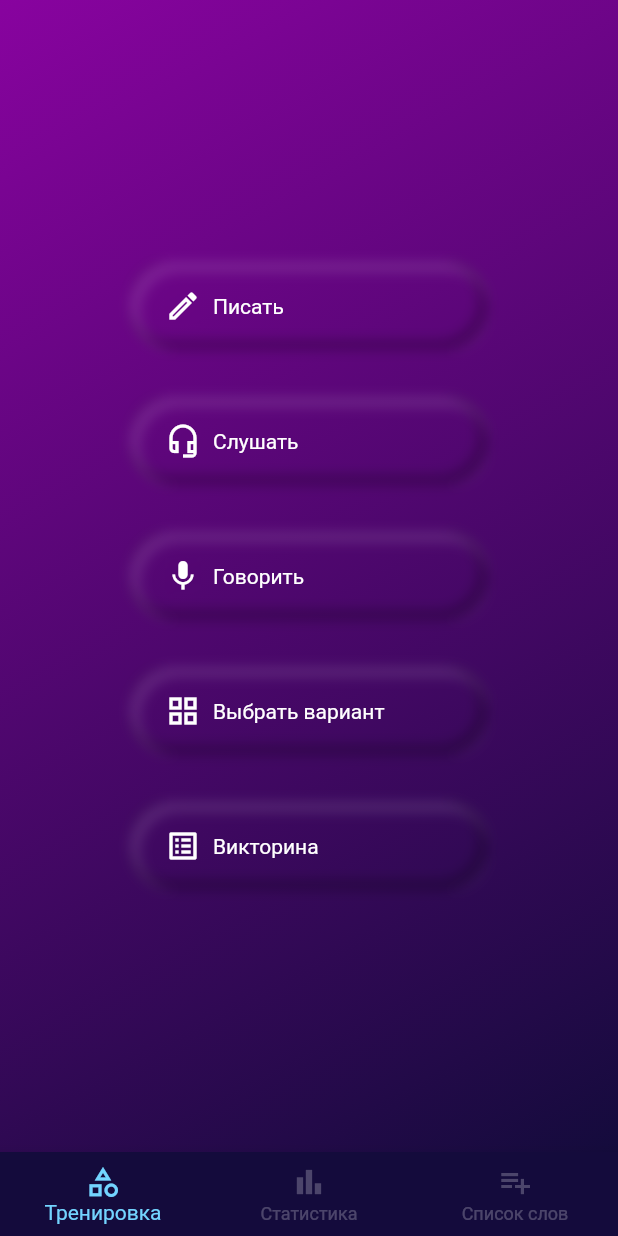
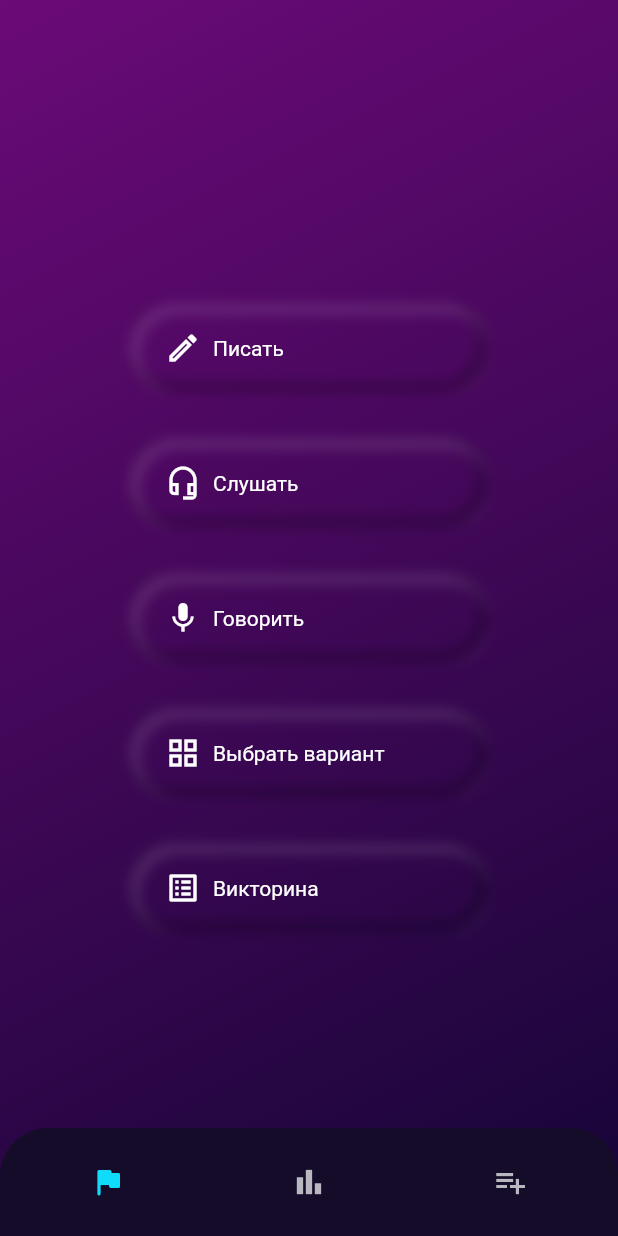
Before and after one commit to dm-uporov/worderful, a Flutter app: the screen it shows after launch, on a phone screen of 412 x 824 dp. Run offline on Flutter 3.47's test engine with Material 2 defaults, Android fonts, the phone set to English and light mode, and no system bars; our stand-ins replace hive, hive_flutter; accounts and stored records are empty; generated files the repository leaves out were written again.

Commit message:
colors, WIP: custom navbar - titles.

```diff
--- a/lib/main.dart
+++ b/lib/main.dart
@@ -1,7 +1,9 @@
 import 'package:flutter/material.dart';
+import 'package:flutter/services.dart';
 import 'package:hive/hive.dart';
 import 'package:hive_flutter/hive_flutter.dart';
 import 'package:words_remember/business/WordsRepository.dart';
+import 'package:words_remember/resources/colors.dart';
 import 'package:words_remember/screen/home/home.dart';
 import 'package:words_remember/screen/training/writing.dart';
 
@@ -12,6 +14,14 @@ void main() async {
   Hive.registerAdapter(WordAdapter());
   await Hive.openBox<Word>(WordsRepository.REPO_NAME);
   await WordsRepository.preinitWords();
+
+  SystemChrome.setSystemUIOverlayStyle(SystemUiOverlayStyle(
+    systemNavigationBarColor: cycleBlueDark,
+    systemNavigationBarIconBrightness: Brightness.light,
+    statusBarColor: Colors.white.withOpacity(0.05),
+    statusBarIconBrightness: Brightness.light,
+  ));
+
   runApp(MyApp());
 }
 
@@ -21,10 +31,6 @@ class MyApp extends StatelessWidget {
   Widget build(BuildContext context) {
     return MaterialApp(
       title: 'Flutter Demo',
-      theme: ThemeData(
-        primarySwatch: Colors.blue,
-        visualDensity: VisualDensity.adaptivePlatformDensity,
-      ),
       initialRoute: '/',
       onGenerateRoute: (settings) {
         switch (settings.name) {
--- a/lib/resources/colors.dart
+++ b/lib/resources/colors.dart
@@ -2,13 +2,20 @@ import 'package:flutter/material.dart';
 
 const Color neutralColor = Colors.white24;
 const Color solidColor = Colors.white70;
-final Color accentColor = lighten(Colors.lightBlueAccent);
 final Color backgroundColorLighten = darken(Colors.purpleAccent, .3);
 final Color backgroundColor = darken(Colors.deepPurple.shade900, .2);
 
+const Color cycleRedDark = Color.fromRGBO(21, 5, 54, 1);
+const Color cycleRedMain = Color.fromRGBO(107, 10, 120, 1);
+const Color cycleRedAccent = Color.fromRGBO(176, 0, 126, 1);
+const Color cycleBlueDark = Color.fromRGBO(21, 12, 41, 1);
+const Color cycleBlueMain = Color.fromRGBO(2, 92, 162, 1);
+const Color cycleBlueAccent = Color.fromRGBO(15, 219, 250, 1);
+
+
 final backgroundGradientDecoration = BoxDecoration(
   gradient: LinearGradient(
-    colors: [backgroundColorLighten, backgroundColor],
+    colors: [cycleRedMain, cycleRedDark],
     begin: Alignment.topLeft,
     end: Alignment.bottomRight,
   ),
@@ -37,10 +44,10 @@ Color colorByProgress({
   Color end,
   @required double progress,
 }) {
-  end == null ? end = accentColor : end = end;
+  end == null ? end = cycleBlueAccent : end = end;
 
   final solidColorEvaluated = begin.withOpacity(1 - progress);
-  final accentColorEvaluated = accentColor.withOpacity(progress);
+  final accentColorEvaluated = end.withOpacity(progress);
 
   return Color.alphaBlend(
     solidColorEvaluated,
--- a/lib/screen/home/home.dart
+++ b/lib/screen/home/home.dart
@@ -1,11 +1,10 @@
-import 'dart:ui';
-
 import 'package:flutter/material.dart';
 import 'package:words_remember/resources/colors.dart';
 import 'package:words_remember/screen/home/new_word.dart';
 import 'package:words_remember/screen/home/trainings.dart';
 import 'package:words_remember/screen/home/statistics.dart';
 import 'package:words_remember/screen/home/words_list.dart';
+import 'package:words_remember/utils/NeumorphicBottomNavigationBar.dart';
 
 class HomeScreen extends StatefulWidget {
   HomeScreen({this.initScreenId = 0, Key key}) : super(key: key);
@@ -29,38 +28,39 @@ class _HomeScreenState extends State<HomeScreen> {
   @override
   Widget build(BuildContext context) {
     return Scaffold(
-      body: Container(
+      body: Stack(
+        children: [
+          Container(
             decoration: backgroundGradientDecoration,
             child: IndexedStack(
               index: _selectedIndex,
               children: Screen.values.map((e) => e.widget).toList(),
             ),
           ),
-      bottomNavigationBar: BottomNavigationBar(
-        backgroundColor: backgroundColor,
-        currentIndex: _selectedIndex,
-        selectedItemColor: accentColor,
-        unselectedItemColor: neutralColor,
-        items: const <BottomNavigationBarItem>[
-          BottomNavigationBarItem(
-            icon: Icon(Icons.category_outlined),
-            title: Text('Тренировка'),
+          Positioned(
+            bottom: 0,
+            height: 72,
+            left: 0,
+            right: 0,
+            child: NeumorphicBottomNavigationBar(
+              items: [
+                NeumorphicBottomNavigationBarItem(
+                  icon: Icons.flag_rounded,
+                  title: 'Тренировка',
                 ),
-          BottomNavigationBarItem(
-            icon: Icon(Icons.bar_chart),
-            title: Text('Статистика'),
+                NeumorphicBottomNavigationBarItem(
+                  icon: Icons.bar_chart,
+                  title: 'Статистика',
                 ),
-          BottomNavigationBarItem(
-            icon: Icon(Icons.playlist_add),
-            title: Text('Список слов'),
+                NeumorphicBottomNavigationBarItem(
+                  icon: Icons.playlist_add,
+                  title: 'Словарь',
                 ),
-          // TODO
-          // BottomNavigationBarItem(
-          //   icon: Icon(Icons.playlist_add_rounded),
-          //   title: Text('Добавить'),
-          // ),
               ],
               onTap: _onItemTapped,
+            ),
+          ),
+        ],
       ),
     );
   }
--- a/lib/screen/home/trainings.dart
+++ b/lib/screen/home/trainings.dart
@@ -130,7 +130,7 @@ class _TrainingScreenState extends State<TrainingScreen> {
 
   Widget _menuButton(double pressProgress, MenuRowBuilder menuRowBuilder) {
     final solidColorEvaluated = solidColor.withOpacity(1 - pressProgress);
-    final accentColorEvaluated = accentColor.withOpacity(pressProgress);
+    final accentColorEvaluated = cycleBlueAccent.withOpacity(pressProgress);
 
     final elementsColor = Color.alphaBlend(
       solidColorEvaluated,
--- /dev/null
+++ b/lib/utils/NeumorphicBottomNavigationBar.dart
@@ -0,0 +1,84 @@
+import 'package:flutter/material.dart';
+import 'package:words_remember/resources/colors.dart';
+
+class NeumorphicBottomNavigationBar extends StatefulWidget {
+  NeumorphicBottomNavigationBar({
+    Key key,
+    this.items,
+    this.onTap,
+    this.selected = 0,
+  }) : super(key: key);
+
+  final List<NeumorphicBottomNavigationBarItem> items;
+  final ValueChanged<int> onTap;
+  final int selected;
+
+  @override
+  _NeumorphicBottomNavigationBarState createState() =>
+      _NeumorphicBottomNavigationBarState(selected);
+}
+
+class _NeumorphicBottomNavigationBarState
+    extends State<NeumorphicBottomNavigationBar> {
+  _NeumorphicBottomNavigationBarState(this.selected);
+
+  int selected;
+
+  @override
+  Widget build(BuildContext context) {
+    return Container(
+      decoration: BoxDecoration(
+        borderRadius: BorderRadius.only(
+          topLeft: Radius.circular(32),
+          topRight: Radius.circular(32),
+        ),
+        color: cycleBlueDark,
+      ),
+      height: 72,
+      child: Padding(
+        padding: EdgeInsets.symmetric(horizontal: 36.0),
+        child: Row(
+          mainAxisAlignment: MainAxisAlignment.spaceBetween,
+          children: itemsWidgets(),
+        ),
+      ),
+    );
+  }
+
+  List<Widget> itemsWidgets() {
+    final widgets = List<Widget>();
+
+    for (int i = 0; i < widget.items.length; i++) {
+      widgets.add(createItem(widget.items[i], i));
+    }
+    return widgets;
+  }
+
+  Widget createItem(NeumorphicBottomNavigationBarItem item, int index) {
+    return GestureDetector(
+      onTap: () {
+        widget.onTap.call(index);
+        setState(() {
+          selected = index;
+        });
+      },
+      child: Container(
+        width: 72,
+        height: 72,
+        color: Colors.black.withOpacity(0),
+        child: Icon(
+          item.icon,
+          color: index == selected ? cycleBlueAccent : solidColor,
+        ),
+      ),
+    );
+  }
+}
+
+class NeumorphicBottomNavigationBarItem {
+  NeumorphicBottomNavigationBarItem(
+      {@required this.icon, @required this.title});
+
+  final IconData icon;
+  final String title;
+}
```
Lines whose indentation alone changed are shown as unchanged.
